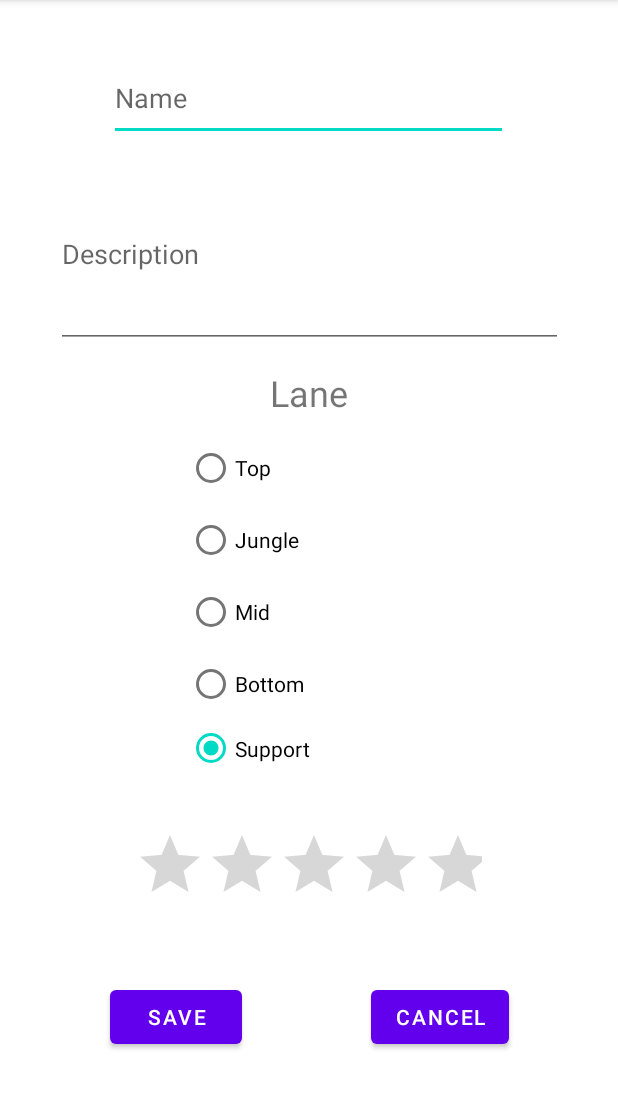
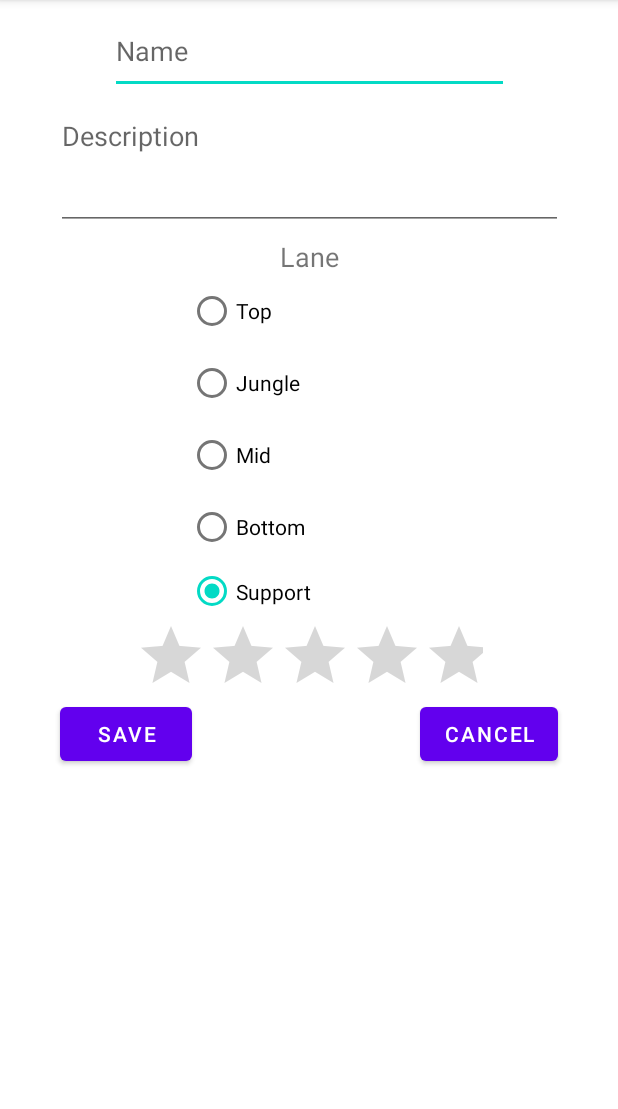
Before and after one commit to ChrissO2/Android-ex4, an Android app: the fragment ListFragment shown on its own in the app's theme, after a tap on "Add champion", on a phone screen of 412 x 824 dp, the part 84-1193 px from its top. Run offline under Robolectric (Android 15) with nearby library versions, the phone set to English and light mode, and no system bars; 1 statement that could not run was skipped.

Commit message:
finished app without one modification

```diff
--- a/app/src/main/java/com/example/exercise4/CustomAdapter.kt
+++ b/app/src/main/java/com/example/exercise4/CustomAdapter.kt
@@ -4,6 +4,9 @@ import android.view.View
 import android.view.ViewGroup
 import android.widget.ImageView
 import android.widget.TextView
+import androidx.core.content.ContextCompat
+import androidx.core.graphics.green
+import androidx.core.graphics.red
 import androidx.recyclerview.widget.RecyclerView
 import com.example.exercise4.ChampionModel
 import com.example.exercise4.Lane
@@ -13,6 +16,13 @@ import com.example.exercise4.R
 class CustomAdapter(private val mList: MutableList<ChampionModel>) : RecyclerView.Adapter<CustomAdapter.ViewHolder>() {
     private val MAX_TEXT_LENGTH = 25
     private var onClickListener: OnClickListener? = null
+    private var onLongClickListener: OnLongClickListener? = null
+
+    fun setOnLongClickListener(onLongClickListener: OnLongClickListener) {
+        this.onLongClickListener = onLongClickListener
+    }
+
+
     override fun onCreateViewHolder(parent: ViewGroup, viewType: Int): ViewHolder {
         val view = LayoutInflater.from(parent.context)
             .inflate(R.layout.card_view_design, parent, false)
@@ -54,6 +64,19 @@ class CustomAdapter(private val mList: MutableList<ChampionModel>) : RecyclerVie
             }
         }
 
+        holder.itemView.setOnLongClickListener {
+            onLongClickListener?.onLongClick(position, ItemsViewModel)
+            return@setOnLongClickListener true
+        }
+        if (ItemsViewModel.rating <= 2.5) {
+            val greenColor = ContextCompat.getColor(holder.itemView.context, R.color.green)
+            holder.itemView.setBackgroundColor(greenColor)
+        } else {
+            val redColor = ContextCompat.getColor(holder.itemView.context, R.color.red)
+            holder.itemView.setBackgroundColor(redColor)
+        }
+
+
     }
 
     override fun getItemCount(): Int {
@@ -78,6 +101,10 @@ class CustomAdapter(private val mList: MutableList<ChampionModel>) : RecyclerVie
         fun onClick(position: Int, champion: ChampionModel)
     }
 
+    interface OnLongClickListener {
+        fun onLongClick(position: Int, champion: ChampionModel)
+    }
+
     class ViewHolder(ItemView: View) : RecyclerView.ViewHolder(ItemView) {
         val imageView: ImageView = itemView.findViewById(R.id.imageview)
         val textView: TextView = itemView.findViewById(R.id.textView)
--- a/app/src/main/res/layout/activity_champion_add.xml
+++ b/app/src/main/res/layout/activity_champion_add.xml
@@ -1,8 +1,7 @@
 <?xml version="1.0" encoding="utf-8"?>
-<androidx.constraintlayout.widget.ConstraintLayout
-    xmlns:android="http://schemas.android.com/apk/res/android"
+<androidx.constraintlayout.widget.ConstraintLayout xmlns:android="http://schemas.android.com/apk/res/android"
+    xmlns:app="http://schemas.android.com/apk/res-auto"
     xmlns:tools="http://schemas.android.com/tools"
-    xmlns:app="http://schemas.android.com/apk/res-auto"
     android:layout_width="match_parent"
     android:layout_height="match_parent"
     tools:context=".ChampionAddActivityError">
@@ -11,52 +10,45 @@
         android:id="@+id/editName"
         android:layout_width="266dp"
         android:layout_height="57dp"
+        android:layout_marginTop="5dp"
         android:ems="10"
         android:hint="@string/nameHint"
         android:inputType="text"
-        app:layout_constraintBottom_toBottomOf="parent"
         app:layout_constraintEnd_toEndOf="parent"
-        app:layout_constraintHorizontal_bias="0.497"
         app:layout_constraintStart_toStartOf="parent"
-        app:layout_constraintTop_toTopOf="parent"
-        app:layout_constraintVertical_bias="0.052" />
+        app:layout_constraintTop_toTopOf="parent" />
 
     <EditText
         android:id="@+id/editTextTextMultiLine"
         android:layout_width="338dp"
         android:layout_height="85dp"
+        android:layout_marginTop="5dp"
         android:ems="10"
         android:gravity="start|top"
         android:hint="@string/desc"
         android:inputType="textMultiLine"
-        app:layout_constraintBottom_toBottomOf="parent"
         app:layout_constraintEnd_toEndOf="parent"
         app:layout_constraintStart_toStartOf="parent"
-        app:layout_constraintTop_toBottomOf="@+id/editName"
-        app:layout_constraintVertical_bias="0.09" />
+        app:layout_constraintTop_toBottomOf="@+id/editName" />
 
     <TextView
         android:id="@+id/textView3"
         android:layout_width="wrap_content"
         android:layout_height="wrap_content"
+        android:layout_marginTop="5dp"
         android:text="@string/type"
-        android:textSize="24sp"
-        app:layout_constraintBottom_toBottomOf="parent"
+        android:textSize="18sp"
         app:layout_constraintEnd_toEndOf="parent"
         app:layout_constraintStart_toStartOf="parent"
-        app:layout_constraintTop_toBottomOf="@+id/editTextTextMultiLine"
-        app:layout_constraintVertical_bias="0.026" />
+        app:layout_constraintTop_toBottomOf="@+id/editTextTextMultiLine" />
 
     <RadioGroup
         android:id="@+id/radioGroup"
         android:layout_width="162dp"
         android:layout_height="230dp"
-        app:layout_constraintBottom_toBottomOf="parent"
         app:layout_constraintEnd_toEndOf="parent"
-        app:layout_constraintHorizontal_bias="0.498"
         app:layout_constraintStart_toStartOf="parent"
-        app:layout_constraintTop_toBottomOf="@+id/textView3"
-        app:layout_constraintVertical_bias="0.039">
+        app:layout_constraintTop_toBottomOf="@+id/textView3">
 
         <RadioButton
             android:id="@+id/topRadioButton"
@@ -99,37 +91,26 @@
         android:id="@+id/ratingBar3"
         android:layout_width="232dp"
         android:layout_height="52dp"
-        app:layout_constraintBottom_toBottomOf="parent"
         app:layout_constraintEnd_toEndOf="parent"
-        app:layout_constraintHorizontal_bias="0.497"
         app:layout_constraintStart_toStartOf="parent"
-        app:layout_constraintTop_toBottomOf="@+id/radioGroup"
-        app:layout_constraintVertical_bias="0.174" />
+        app:layout_constraintTop_toBottomOf="@+id/radioGroup" />
 
     <Button
         android:id="@+id/saveButton"
         android:layout_width="wrap_content"
         android:layout_height="wrap_content"
-        android:layout_marginTop="33dp"
+        android:layout_marginStart="40dp"
         android:text="@string/save"
-        app:layout_constraintBottom_toBottomOf="parent"
-        app:layout_constraintEnd_toEndOf="parent"
-        app:layout_constraintHorizontal_bias="0.227"
         app:layout_constraintStart_toStartOf="parent"
-        app:layout_constraintTop_toBottomOf="@+id/ratingBar3"
-        app:layout_constraintVertical_bias="0.196" />
+        app:layout_constraintTop_toBottomOf="@+id/ratingBar3" />
 
     <Button
         android:id="@+id/cancelButton"
         android:layout_width="wrap_content"
         android:layout_height="wrap_content"
-        android:layout_marginTop="33dp"
+        android:layout_marginEnd="40dp"
         android:text="@string/cancel"
-        app:layout_constraintBottom_toBottomOf="parent"
         app:layout_constraintEnd_toEndOf="parent"
-        app:layout_constraintHorizontal_bias="0.773"
-        app:layout_constraintStart_toStartOf="parent"
-        app:layout_constraintTop_toBottomOf="@+id/ratingBar3"
-        app:layout_constraintVertical_bias="0.196" />
+        app:layout_constraintTop_toBottomOf="@+id/ratingBar3" />
 
 </androidx.constraintlayout.widget.ConstraintLayout>
--- a/app/src/main/res/layout/card_view_design.xml
+++ b/app/src/main/res/layout/card_view_design.xml
@@ -9,6 +9,7 @@
     app:cardElevation="6dp">
 
     <androidx.constraintlayout.widget.ConstraintLayout
+        android:id="@+id/item_constraint_layout"
         android:layout_width="match_parent"
         android:layout_height="wrap_content"
         android:orientation="horizontal"
--- a/app/src/main/res/values/colors.xml
+++ b/app/src/main/res/values/colors.xml
@@ -7,4 +7,10 @@
     <color name="teal_700">#FF018786</color>
     <color name="black">#FF000000</color>
     <color name="white">#FFFFFFFF</color>
+
+    <color name="green">#FFA5D6A7</color>
+    <color name="c2">#FF2196F3</color>
+    <color name="c4">#FFFF5722</color>
+    <color name="red">#FFC2185B</color>
+    <color name="c3">#FFFFEB3B</color>
 </resources>
```
Also changed, not shown: app/src/main/java/com/example/exercise4/ListFragment.kt (+24 -3 lines), app/src/main/java/com/example/exercise4/Tab2Fragment.kt (+26 -8 lines).
